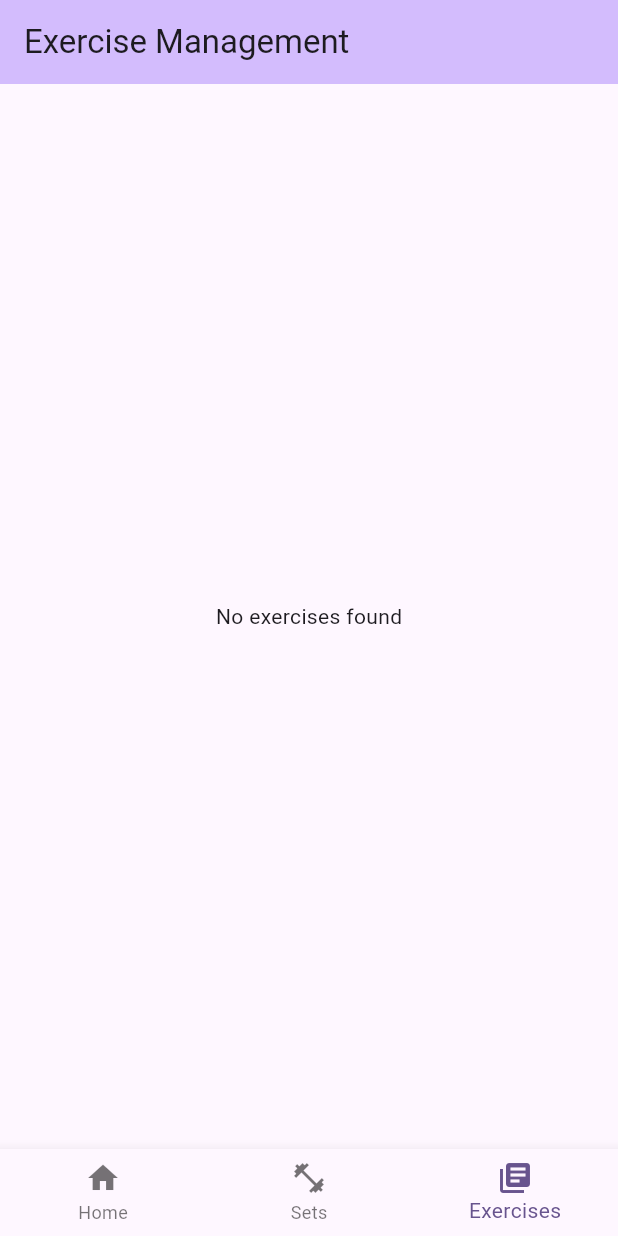
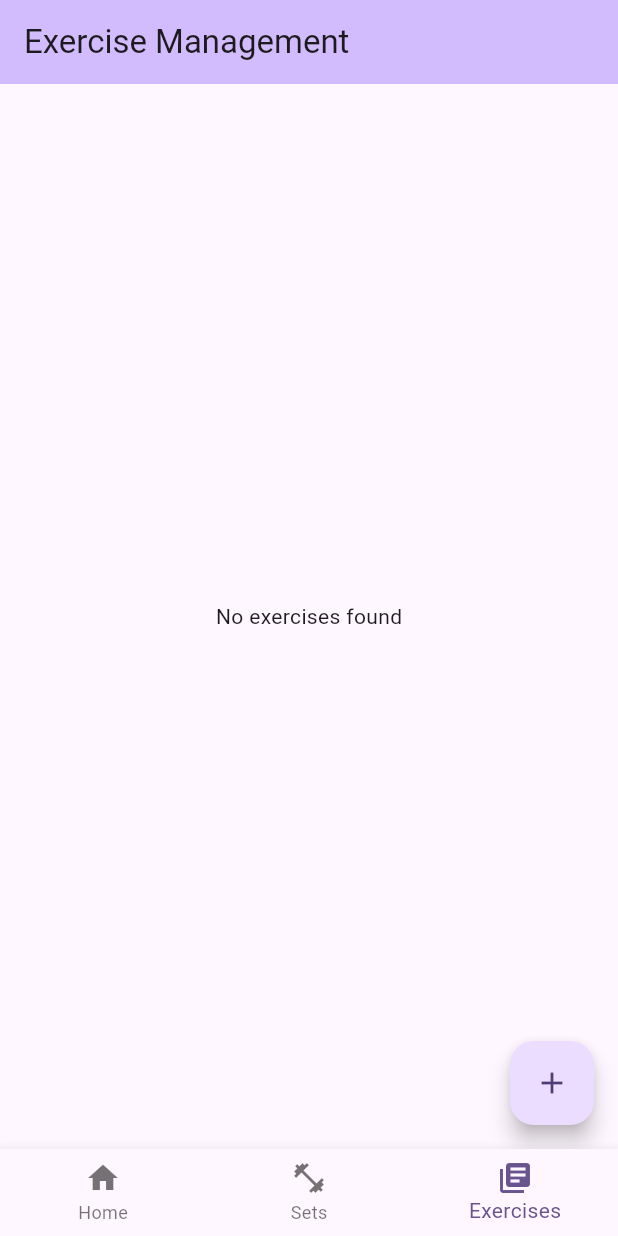
Before and after one commit to igorbasko01/exercise-management, a Flutter app: the screen it shows after launch, item 3 of the bottom bar chosen, on a phone screen of 412 x 824 dp. Run offline on Flutter 3.47's test engine with Material 3 defaults, Android fonts, the phone set to English and light mode, and no system bars.

Commit message:
create add button for exercise template

```diff
--- a/lib/presentation/pages/exercise_templates_page.dart
+++ b/lib/presentation/pages/exercise_templates_page.dart
@@ -7,6 +7,22 @@ class ExerciseTemplatesPage extends StatelessWidget {
 
   @override
   Widget build(BuildContext context) {
+    return Stack(
+      children: [
+        _exerciseTemplatesList(),
+        Positioned(
+            bottom: 16,
+            right: 16,
+            child: FloatingActionButton(
+              onPressed: () {},
+              child: const Icon(Icons.add),
+            )
+        )
+      ],
+    );
+  }
+
+  Consumer<ExerciseTemplatesViewModel> _exerciseTemplatesList() {
     return Consumer<ExerciseTemplatesViewModel>(
         builder: (context, viewModel, child) {
       if (viewModel.isLoading) {
```
Also changed, not shown: 1 other file.
